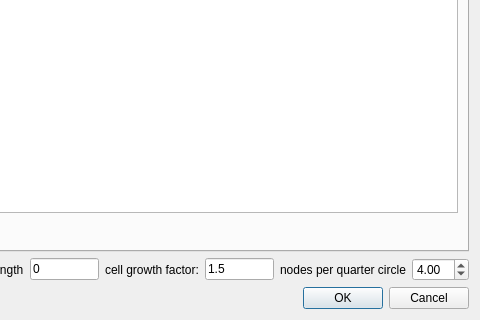
The window that src/libengrid/guicreatesurfacemesh.ui (enGits/engrid) describes before a commit, drawn with Qt 5; both pictures show x 290 to 770 and y 192 to 512 of the 770 by 512 pixel window.
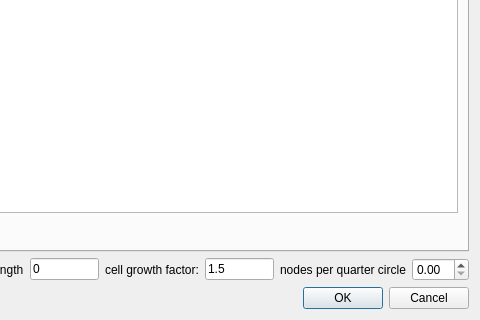
The same window after the commit. Icons and pictures are not drawn.

Commit message: set curvature resolution to zero (default)

Diff of the .ui file:
```diff
--- a/src/libengrid/guicreatesurfacemesh.ui
+++ b/src/libengrid/guicreatesurfacemesh.ui
@@ -212,7 +212,7 @@
         <double>0.500000000000000</double>
        </property>
        <property name="value">
-        <double>4.000000000000000</double>
+        <double>0.000000000000000</double>
        </property>
       </widget>
      </item>
```
